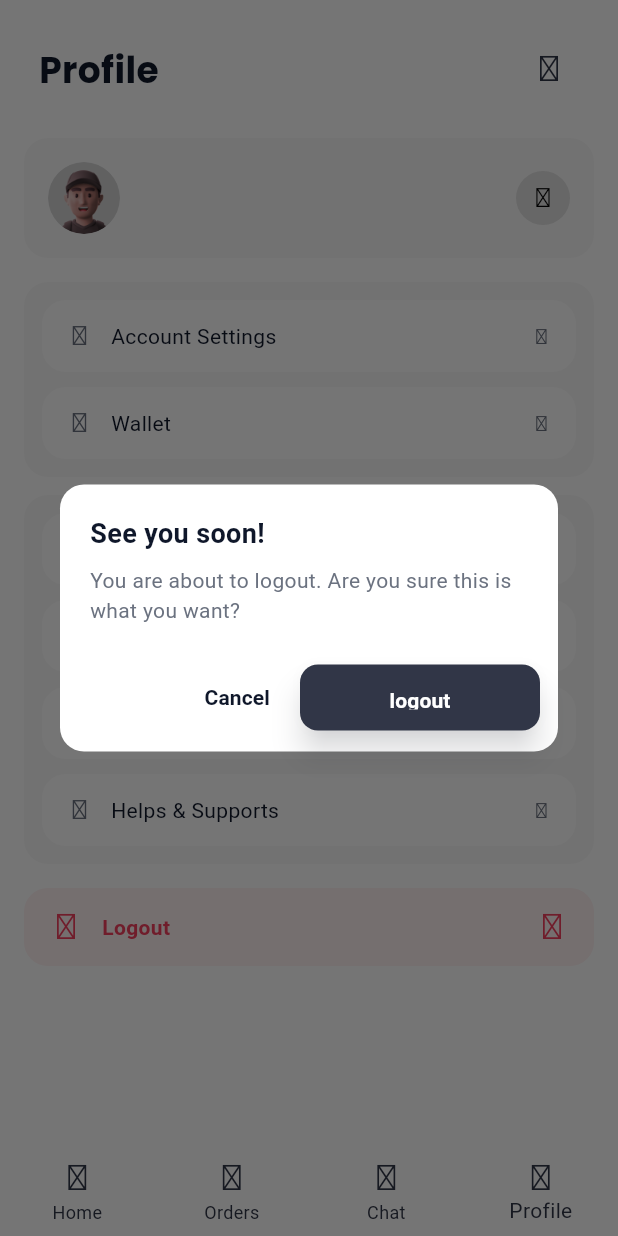
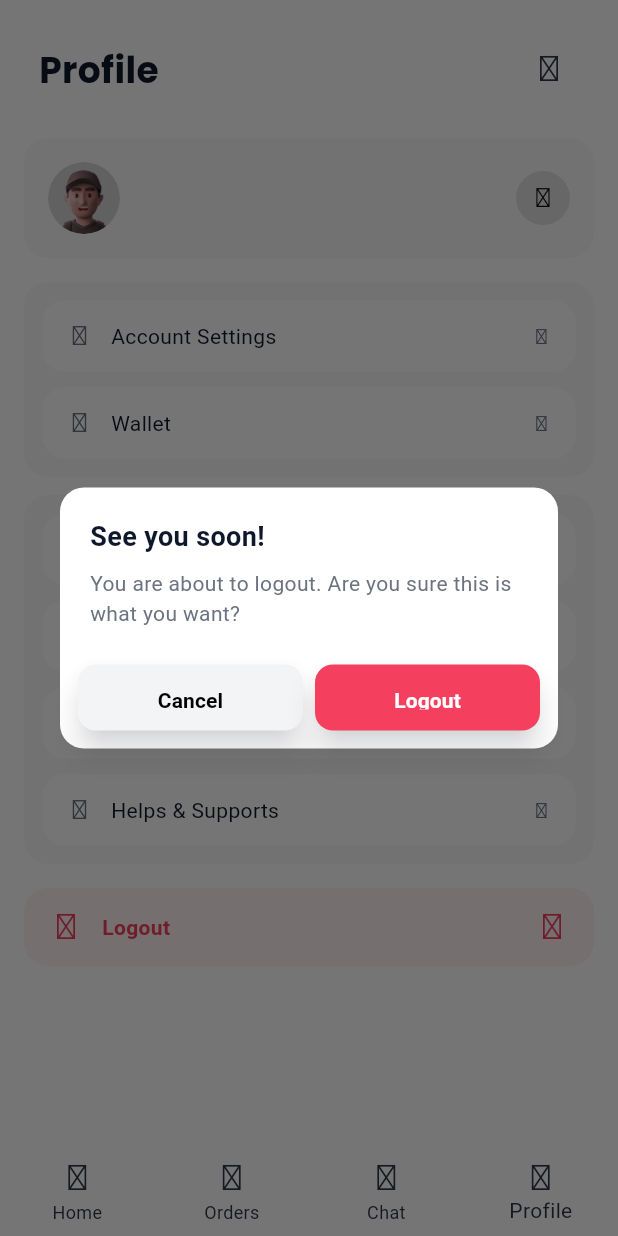
Before and after one commit to abrarhaider001/servicehub, a Flutter app: the Navbar screen opened by its route, item 4 of the bottom bar chosen, after a tap on "Logout", on a phone screen of 412 x 824 dp. Run offline on Flutter 3.47's test engine with Material 3 defaults, Android fonts, the phone set to English and light mode, and no system bars; our stand-ins replace cloud_firestore, dropdown_textfield, firebase_auth, firebase_core, flutter_dotenv, get and 5 more; missing offline and left inert: dart:html; accounts and stored records are empty.

Commit message:
background color in gradient button

```diff
--- a/lib/core/utils/theme/widget_themes/button_theme.dart
+++ b/lib/core/utils/theme/widget_themes/button_theme.dart
@@ -16,6 +16,7 @@ class GradientElevatedButton extends StatelessWidget {
   final double height;
   final double radius;
   final Gradient? gradient;
+  final Color backgroundColor;
   const GradientElevatedButton({
     super.key,
     required this.onPressed,
@@ -23,6 +24,7 @@ class GradientElevatedButton extends StatelessWidget {
     this.height = 44,
     this.radius = 12,
     this.gradient,
+    this.backgroundColor = MyColors.primary,
   });
 
   @override
@@ -31,7 +33,7 @@ class GradientElevatedButton extends StatelessWidget {
       height: height,
       child: ElevatedButton(
         style: ElevatedButton.styleFrom(
-          backgroundColor: MyColors.primary,
+          backgroundColor: backgroundColor,
           foregroundColor: Colors.white,
           shape: RoundedRectangleBorder(
             borderRadius: BorderRadius.circular(radius),
--- a/lib/core/widgets/custom_dialogs/logout_confirm_dialog.dart
+++ b/lib/core/widgets/custom_dialogs/logout_confirm_dialog.dart
@@ -16,23 +16,57 @@ class LogoutConfirmDialog extends StatelessWidget {
         mainAxisSize: MainAxisSize.min,
         crossAxisAlignment: CrossAxisAlignment.stretch,
         children: const [
-          Text('See you soon!', style: TextStyle(fontSize: 18, fontWeight: FontWeight.w700, color: MyColors.textPrimary)),
+          Text(
+            'See you soon!',
+            style: TextStyle(
+              fontSize: 18,
+              fontWeight: FontWeight.w700,
+              color: MyColors.textPrimary,
+            ),
+          ),
           SizedBox(height: 8),
-          Text('You are about to logout. Are you sure this is what you want?', style: TextStyle(color: MyColors.textSecondary)),
+          Text(
+            'You are about to logout. Are you sure this is what you want?',
+            style: TextStyle(color: MyColors.textSecondary),
+          ),
         ],
       ),
       actionsPadding: const EdgeInsets.symmetric(horizontal: 12, vertical: 12),
       actions: [
-        TextButton(
-          onPressed: () => Navigator.of(context).pop(),
-          child: const Text('Cancel', style: TextStyle(color: MyColors.textPrimary, fontWeight: FontWeight.w600)),
-        ),
-        SizedBox(
-          width: 160,
-          child: GradientElevatedButton(
-            onPressed: onConfirm,
-            child: const Text('logout', style: TextStyle(color: MyColors.white, fontWeight: FontWeight.w700)),
-          ),
+        Row(
+          children: [
+            Expanded(
+              child: SizedBox(
+                child: GradientElevatedButton(
+                  backgroundColor: MyColors.grey10,
+                  onPressed: () => Navigator.of(context).pop(),
+                  child: const Text(
+                    'Cancel',
+                    style: TextStyle(
+                      color: MyColors.black,
+                      fontWeight: FontWeight.w700,
+                    ),
+                  ),
+                ),
+              ),
+            ),
+            const SizedBox(width: 8),
+            Expanded(
+              child: SizedBox(
+                child: GradientElevatedButton(
+                  backgroundColor: MyColors.error,
+                  onPressed: onConfirm,
+                  child: const Text(
+                    'Logout',
+                    style: TextStyle(
+                      color: MyColors.white,
+                      fontWeight: FontWeight.w700,
+                    ),
+                  ),
+                ),
+              ),
+            ),
+          ],
         ),
       ],
     );
```
